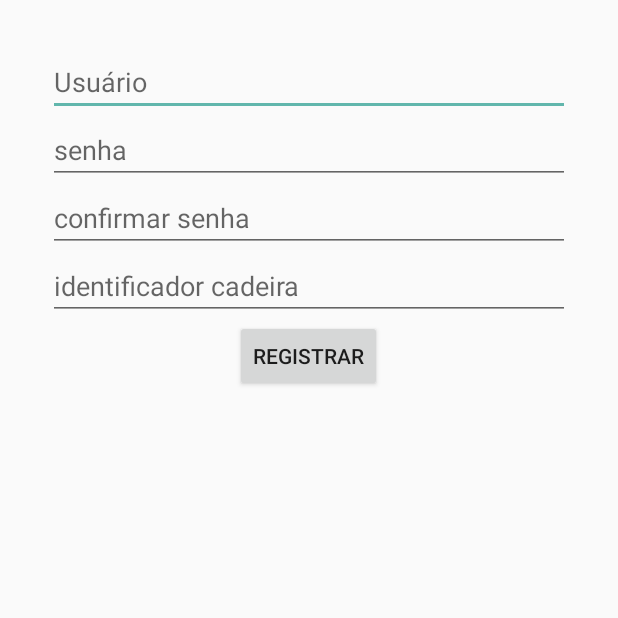
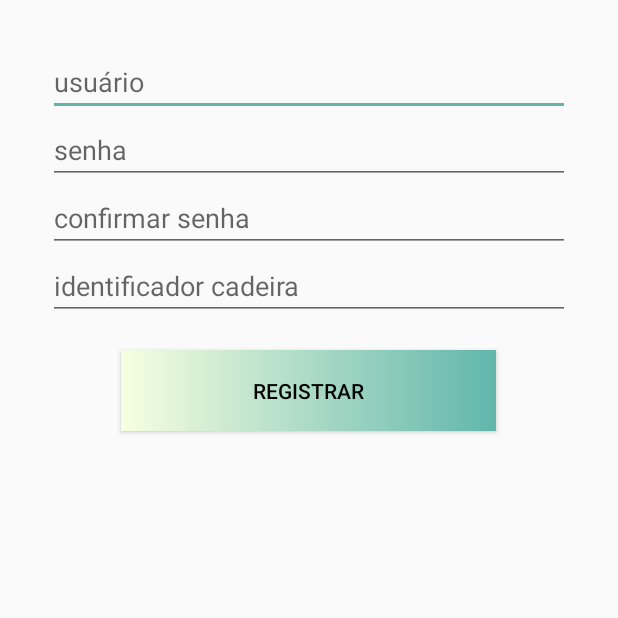
Before and after one commit to UmissTeam/UMISS-Android, an Android app: the RegisterActivity screen opened directly, with no data from a screen before it, on a phone screen of 412 x 824 dp, the top half of it. Run offline under Robolectric (Android 15) with nearby library versions, the phone set to English and light mode, and no system bars; libraries missing offline, so code that uses them is left out: com.koushikdutta.async.

Commit message:
Fixing layout

```diff
--- a/app/src/main/java/com/umiss/LoginActivity.java
+++ b/app/src/main/java/com/umiss/LoginActivity.java
@@ -3,6 +3,7 @@ package com.umiss;
 import android.app.ProgressDialog;
 import android.content.Intent;
 import android.content.SharedPreferences;
+import android.os.Build;
 import android.support.v7.app.AppCompatActivity;
 import android.os.Bundle;
 import android.util.Log;
@@ -38,6 +39,10 @@ public class LoginActivity extends AppCompatActivity {
         setContentView(R.layout.activity_login);
         TextView register = (TextView) findViewById(R.id.button_register);
         register.setOnClickListener(registerOnClickListener);
+
+        if (Build.VERSION.SDK_INT >= Build.VERSION_CODES.KITKAT) {
+//Do what you need for this SDK
+        };
     }
 
     @Override
--- a/app/src/main/res/layout/activity_login.xml
+++ b/app/src/main/res/layout/activity_login.xml
@@ -11,6 +11,7 @@
         android:layout_width="wrap_content"
         android:layout_height="0dp"
         android:layout_weight="1"
+        android:layout_gravity="center"
         android:background="@drawable/logo"/>
 
     <LinearLayout
--- a/app/src/main/res/layout/activity_register.xml
+++ b/app/src/main/res/layout/activity_register.xml
@@ -12,7 +12,7 @@
         android:id="@+id/register_et_user"
         android:layout_width="match_parent"
         android:layout_height="wrap_content"
-        android:hint="Usuário" />
+        android:hint="usuário" />
 
     <EditText
         android:id="@+id/register_et_password"
@@ -35,11 +35,17 @@
         android:hint="identificador cadeira" />
 
     <Button
-        android:id="@+id/register_btn_register"
-        android:layout_width="wrap_content"
-        android:layout_height="wrap_content"
-        android:text="Registrar"
-        android:layout_gravity="center" />
+        android:layout_marginTop="20dp"
+        android:layout_width="250dp"
+        android:layout_height="54dp"
+        android:text="registrar"
+        android:layout_gravity="center"
+        android:background="@drawable/gradiant_button"
+        android:textColor="#000000"
+        android:textSize="14dp"
+        android:onClick="login"
+        android:layout_marginBottom="8dp"
+        android:id="@+id/register_btn_register"/>
 
 
 </LinearLayout>
--- a/app/src/main/res/values/styles.xml
+++ b/app/src/main/res/values/styles.xml
@@ -3,8 +3,8 @@
     <!-- Base application theme. -->
     <style name="AppTheme" parent="Theme.AppCompat.Light.NoActionBar">
         <!-- Customize your theme here. -->
-        <item name="colorPrimary">@color/colorPrimary</item>
-        <item name="colorPrimaryDark">@color/colorPrimaryDark</item>
+        <item name="colorPrimary">#61B6AC</item>
+        <item name="colorPrimaryDark">#61B6AC</item>
         <item name="colorAccent">@color/colorAccent</item>
     </style>
 
```
Also changed, not shown: app/src/main/res/drawable/logo.png.
